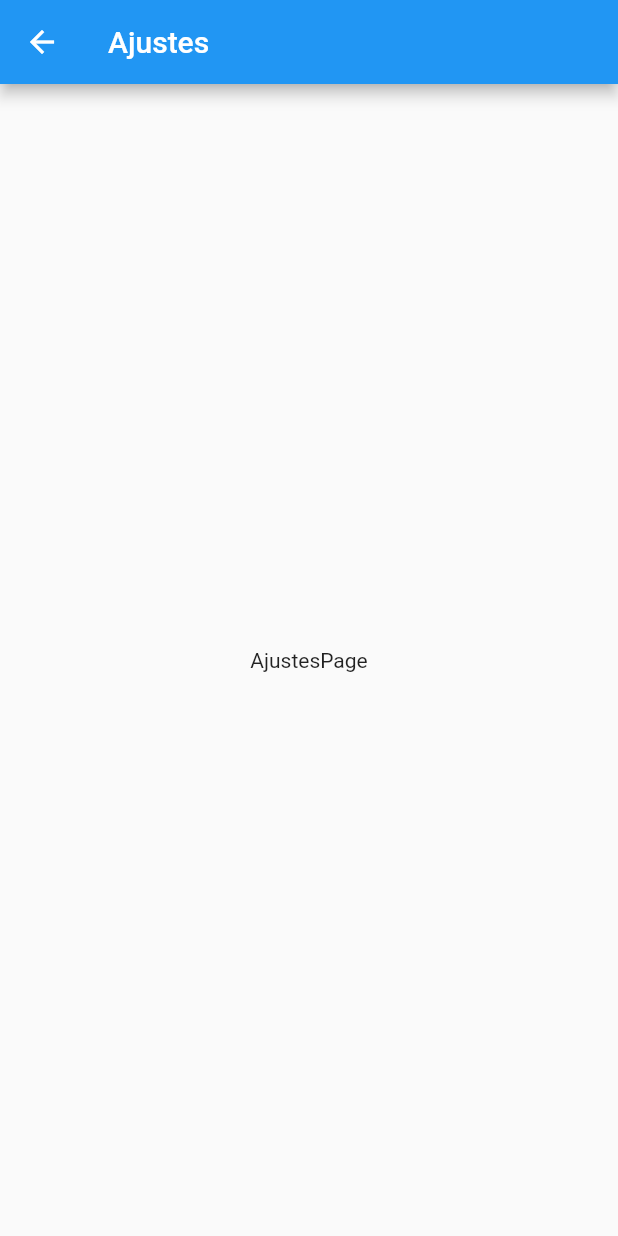
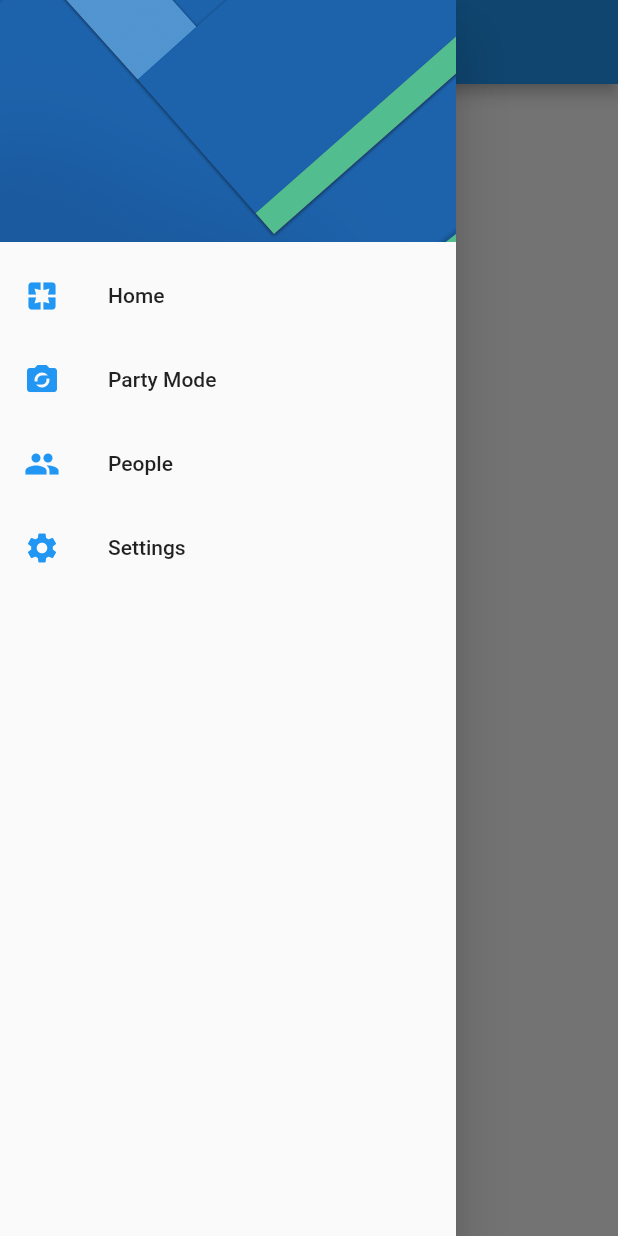
Before and after one commit to DentVega/Flutter-Preferencias-de-usuario, a Flutter app: the SettingsPage screen opened by its route, with the side drawer open (before the commit the screen has no drawer), on a phone screen of 412 x 824 dp. Run offline on Flutter 3.47's test engine with Material 2 defaults, Android fonts, the phone set to English and light mode, and no system bars.

Commit message:
Crear un widget independiente para el drawer

```diff
--- a/lib/src/pages/settings_page.dart
+++ b/lib/src/pages/settings_page.dart
@@ -1,4 +1,5 @@
 import 'package:flutter/material.dart';
+import 'package:preferenciasusuarioapp/widgets/menu_widgets.dart';
 
 class SettingsPage extends StatelessWidget {
 
@@ -10,6 +11,7 @@ class SettingsPage extends StatelessWidget {
       appBar: AppBar(
         title: Text('Ajustes'),
       ),
+      drawer: MenuWidget(),
       body: Center(
         child: Text('AjustesPage'),
       ),
--- /dev/null
+++ b/lib/widgets/menu_widgets.dart
@@ -0,0 +1,48 @@
+import 'package:flutter/material.dart';
+import 'package:preferenciasusuarioapp/src/pages/home_page.dart';
+import 'package:preferenciasusuarioapp/src/pages/settings_page.dart';
+
+class MenuWidget extends StatelessWidget {
+  @override
+  Widget build(BuildContext context) {
+    return Drawer(
+      child: ListView(
+        padding: EdgeInsets.zero,
+        children: <Widget>[
+          DrawerHeader(
+            child: Container(),
+            decoration: BoxDecoration(
+                image: DecorationImage(
+                    image: AssetImage('assets/menu-img.jpg'),
+                    fit: BoxFit.cover)),
+          ),
+          ListTile(
+            leading: Icon(Icons.pages, color: Colors.blue,),
+            title: Text('Home'),
+            onTap: () {
+              Navigator.pushReplacementNamed(context, HomePage.routeName);
+            },
+          ),
+          ListTile(
+            leading: Icon(Icons.party_mode, color: Colors.blue,),
+            title: Text('Party Mode'),
+            onTap: () {},
+          ),
+          ListTile(
+            leading: Icon(Icons.people, color: Colors.blue,),
+            title: Text('People'),
+            onTap: () {},
+          ),
+          ListTile(
+            leading: Icon(Icons.settings, color: Colors.blue,),
+            title: Text('Settings'),
+            onTap: () {
+//              Navigator.pop(context);
+              Navigator.pushReplacementNamed(context, SettingsPage.routeName);
+            },
+          ),
+        ],
+      ),
+    );
+  }
+}
```
Also changed, not shown: lib/src/pages/home_page.dart (+2 -44 lines).
